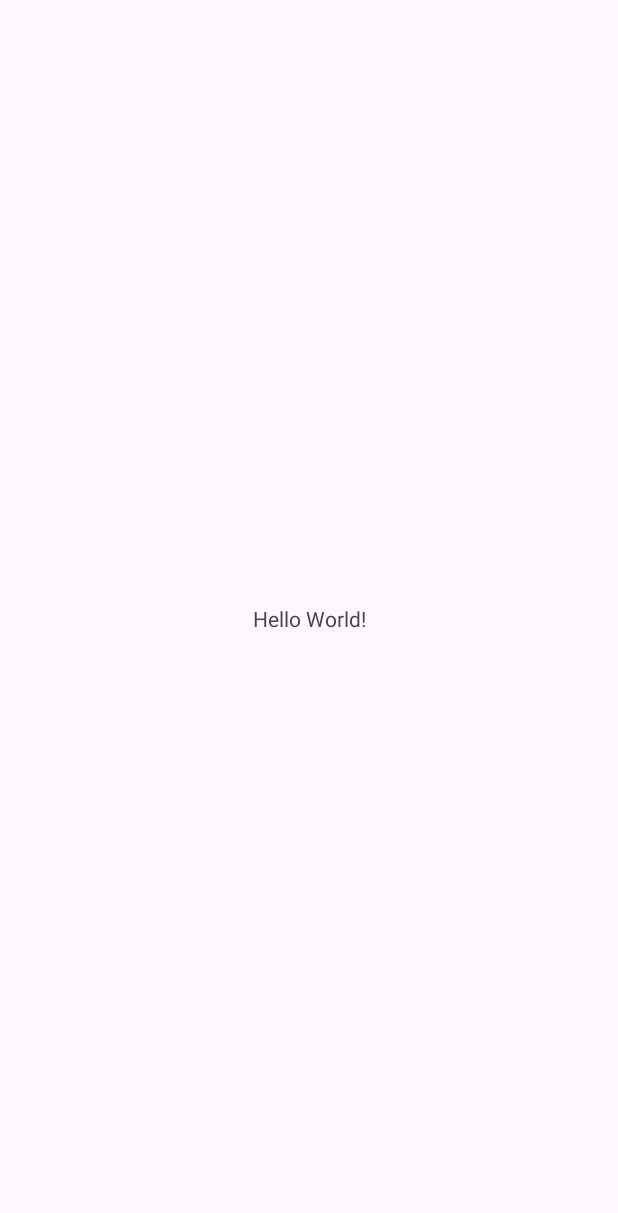
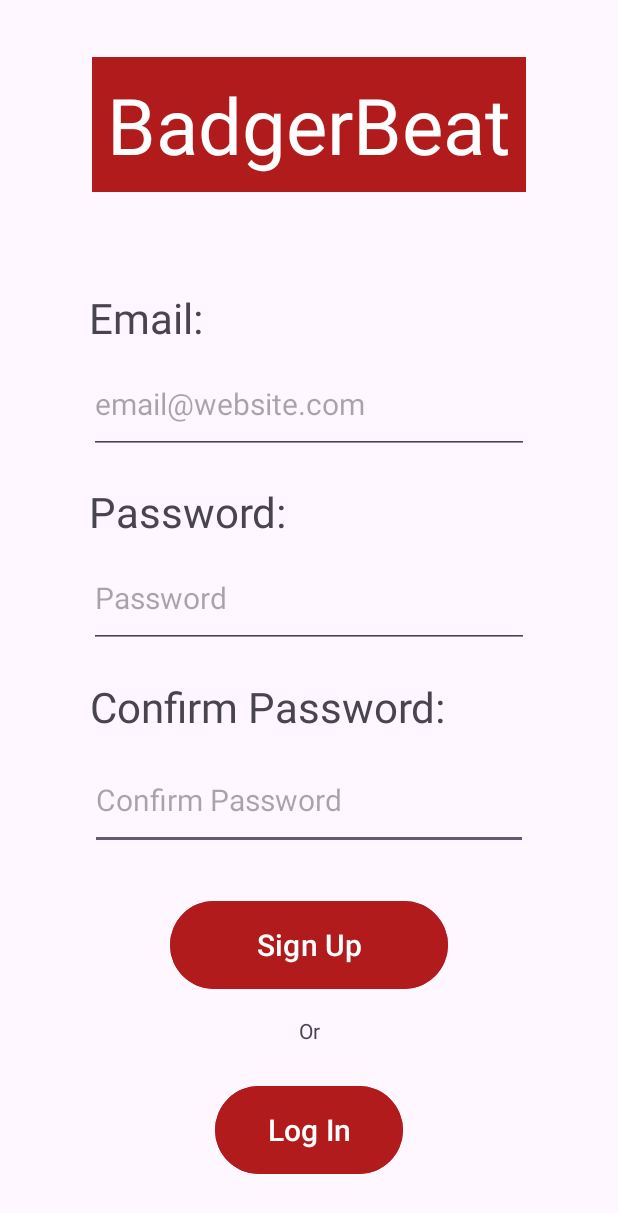
Before and after one commit to colbyb2/CS407-FinalProject, an Android app: the screen it shows after launch (MainActivity), on a phone screen of 412 x 824 dp. Before the commit the part shown is almost empty. Shown: the top 1213 px of the screen. Run offline under Robolectric (Android 15) with nearby library versions, the phone set to English and light mode, and no system bars.

Commit message:
Finished Sign Up xml

```diff
--- a/app/src/main/res/layout/activity_main.xml
+++ b/app/src/main/res/layout/activity_main.xml
@@ -6,13 +6,136 @@
     android:layout_height="match_parent"
     tools:context=".MainActivity">
 
+    <Button
+        android:id="@+id/logInNavButton"
+        android:layout_width="125dp"
+        android:layout_height="0dp"
+        android:layout_marginBottom="37dp"
+        android:backgroundTint="#B11B1B"
+        android:text="Log In"
+        android:textSize="20sp"
+        app:layout_constraintBottom_toBottomOf="parent"
+        app:layout_constraintEnd_toEndOf="parent"
+        app:layout_constraintStart_toStartOf="parent"
+        app:layout_constraintTop_toBottomOf="@+id/orTextLabel" />
+
+    <EditText
+        android:id="@+id/confirmPasswordTextField"
+        android:layout_width="0dp"
+        android:layout_height="0dp"
+        android:layout_marginStart="60dp"
+        android:layout_marginEnd="60dp"
+        android:layout_marginBottom="30dp"
+        android:ems="10"
+        android:hint="Confirm Password"
+        android:inputType="textPassword"
+        android:textSize="20sp"
+        app:layout_constraintBottom_toTopOf="@+id/signUpButton"
+        app:layout_constraintEnd_toEndOf="parent"
+        app:layout_constraintStart_toStartOf="parent"
+        app:layout_constraintTop_toBottomOf="@+id/confirmPasswordLabel" />
+
     <TextView
+        android:id="@+id/confirmPasswordLabel"
         android:layout_width="wrap_content"
         android:layout_height="wrap_content"
-        android:text="Hello World!"
-        app:layout_constraintBottom_toBottomOf="parent"
+        android:layout_marginBottom="10dp"
+        android:text="Confirm Password:"
+        android:textSize="28sp"
+        app:layout_constraintBottom_toTopOf="@+id/confirmPasswordTextField"
+        app:layout_constraintStart_toStartOf="@+id/confirmPasswordTextField"
+        app:layout_constraintTop_toBottomOf="@+id/passwordTextField" />
+
+    <TextView
+        android:id="@+id/passwordLabel"
+        android:layout_width="wrap_content"
+        android:layout_height="wrap_content"
+        android:layout_marginBottom="5dp"
+        android:text="Password:"
+        android:textSize="28sp"
+        app:layout_constraintBottom_toTopOf="@+id/passwordTextField"
+        app:layout_constraintStart_toStartOf="@+id/passwordTextField"
+        app:layout_constraintTop_toBottomOf="@+id/emailTextField" />
+
+    <TextView
+        android:id="@+id/badgerBeatTitle"
+        android:layout_width="wrap_content"
+        android:layout_height="wrap_content"
+        android:layout_marginTop="38dp"
+        android:layout_marginBottom="108dp"
+        android:background="#B11B1B"
+        android:padding="10dp"
+        android:text="BadgerBeat"
+        android:textColor="#FFFFFF"
+        android:textSize="52sp"
+        app:layout_constraintBottom_toTopOf="@+id/emailTextField"
         app:layout_constraintEnd_toEndOf="parent"
         app:layout_constraintStart_toStartOf="parent"
         app:layout_constraintTop_toTopOf="parent" />
 
+    <TextView
+        android:id="@+id/emailLabel"
+        android:layout_width="wrap_content"
+        android:layout_height="wrap_content"
+        android:layout_marginBottom="5dp"
+        android:text="Email:"
+        android:textSize="28sp"
+        app:layout_constraintBottom_toTopOf="@+id/emailTextField"
+        app:layout_constraintStart_toStartOf="@+id/emailTextField" />
+
+    <EditText
+        android:id="@+id/emailTextField"
+        android:layout_width="0dp"
+        android:layout_height="0dp"
+        android:layout_marginStart="59dp"
+        android:layout_marginEnd="59dp"
+        android:layout_marginBottom="19dp"
+        android:ems="10"
+        android:hint="email@website.com"
+        android:inputType="textEmailAddress"
+        android:textSize="20sp"
+        app:layout_constraintBottom_toTopOf="@+id/passwordLabel"
+        app:layout_constraintEnd_toEndOf="parent"
+        app:layout_constraintStart_toStartOf="parent"
+        app:layout_constraintTop_toBottomOf="@+id/badgerBeatTitle" />
+
+    <EditText
+        android:id="@+id/passwordTextField"
+        android:layout_width="0dp"
+        android:layout_height="0dp"
+        android:layout_marginStart="59dp"
+        android:layout_marginEnd="59dp"
+        android:layout_marginBottom="20dp"
+        android:ems="10"
+        android:hint="Password"
+        android:inputType="textPassword"
+        android:textSize="20sp"
+        app:layout_constraintBottom_toTopOf="@+id/confirmPasswordLabel"
+        app:layout_constraintEnd_toEndOf="parent"
+        app:layout_constraintStart_toStartOf="parent"
+        app:layout_constraintTop_toBottomOf="@+id/passwordLabel" />
+
+    <Button
+        android:id="@+id/signUpButton"
+        android:layout_width="185dp"
+        android:layout_height="0dp"
+        android:layout_marginBottom="14dp"
+        android:backgroundTint="#B11B1B"
+        android:text="Sign Up"
+        android:textSize="20sp"
+        app:layout_constraintBottom_toTopOf="@+id/orTextLabel"
+        app:layout_constraintEnd_toEndOf="parent"
+        app:layout_constraintStart_toStartOf="parent"
+        app:layout_constraintTop_toBottomOf="@+id/confirmPasswordTextField" />
+
+    <TextView
+        android:id="@+id/orTextLabel"
+        android:layout_width="wrap_content"
+        android:layout_height="wrap_content"
+        android:layout_marginBottom="23dp"
+        android:text="Or"
+        app:layout_constraintBottom_toTopOf="@+id/logInNavButton"
+        app:layout_constraintEnd_toEndOf="parent"
+        app:layout_constraintStart_toStartOf="parent"
+        app:layout_constraintTop_toBottomOf="@+id/signUpButton" />
 </androidx.constraintlayout.widget.ConstraintLayout>
```
